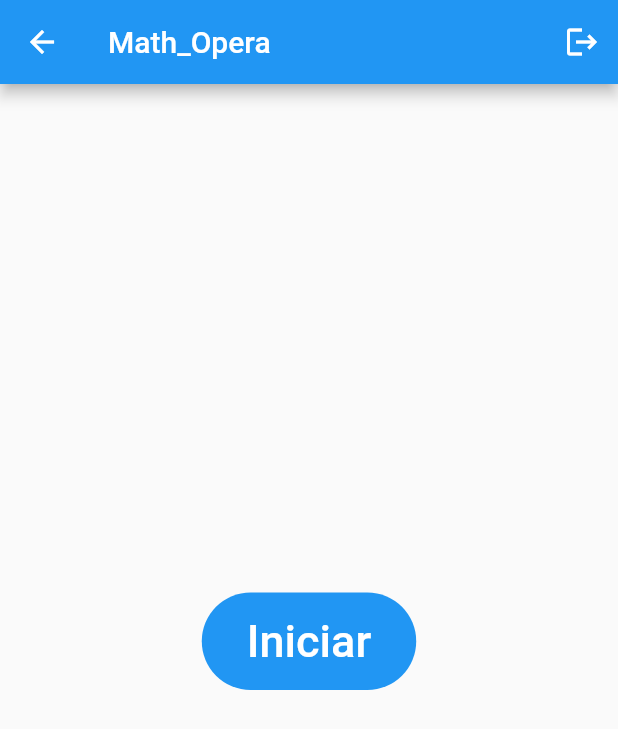
After one commit to anyelot/math_opera, a Flutter app: the ResponsiveContainer screen opened directly, on a phone screen of 412 x 824 dp. The commit adds this screen. Shown: the top 729 px of the screen. Run offline on Flutter 3.47's test engine with Material 2 defaults, Android fonts, the phone set to English and light mode, and no system bars; our stand-ins replace get.

Commit message:
ui update

```diff
--- a/lib/ui/pages/content/home.dart
+++ b/lib/ui/pages/content/home.dart
@@ -31,7 +31,7 @@
             ElevatedButton(
                 key: const Key('ButtonHomeDetail'),
                 onPressed: () {
-                  Get.to(() => const DetailPage(
+                  Get.to(() => const InicioPage(
                         key: Key('DetailPage'),
                       ));
                 },
--- /dev/null
+++ b/lib/ui/pages/content/rcontainer.dart
@@ -0,0 +1,33 @@
+import 'package:flutter/material.dart';
+
+class ResponsiveContainer extends StatelessWidget {
+  final List<Widget> children;
+  final AppBar? appBar;
+  final Alignment alignment;
+
+  const ResponsiveContainer({
+    super.key,
+    required this.children,
+    this.appBar,
+    this.alignment = Alignment.center,
+  });
+
+  @override
+  Widget build(BuildContext context) {
+    return Scaffold(
+      appBar: appBar,
+      body: Padding(
+        padding: const EdgeInsets.all(25),
+        child: Container(
+          alignment: alignment,
+          child: SingleChildScrollView(
+            child: Column(
+                mainAxisAlignment: MainAxisAlignment.center,
+                mainAxisSize: MainAxisSize.max,
+                children: children),
+          ),
+        ),
+      ),
+    );
+  }
+}
```
Also changed, not shown: lib/main.dart (+13 -112 lines), lib/ui/controller/auth.dart (added, +24 -0 lines), lib/ui/pages/content/detail.dart (+49 -7 lines), pubspec.lock.
